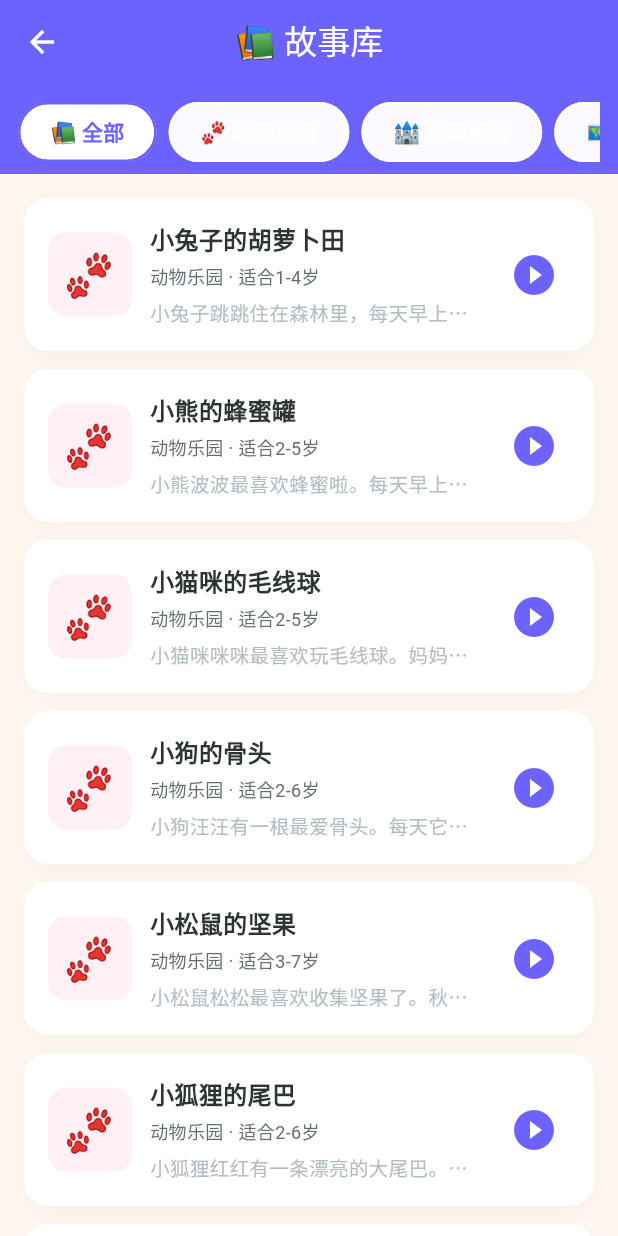
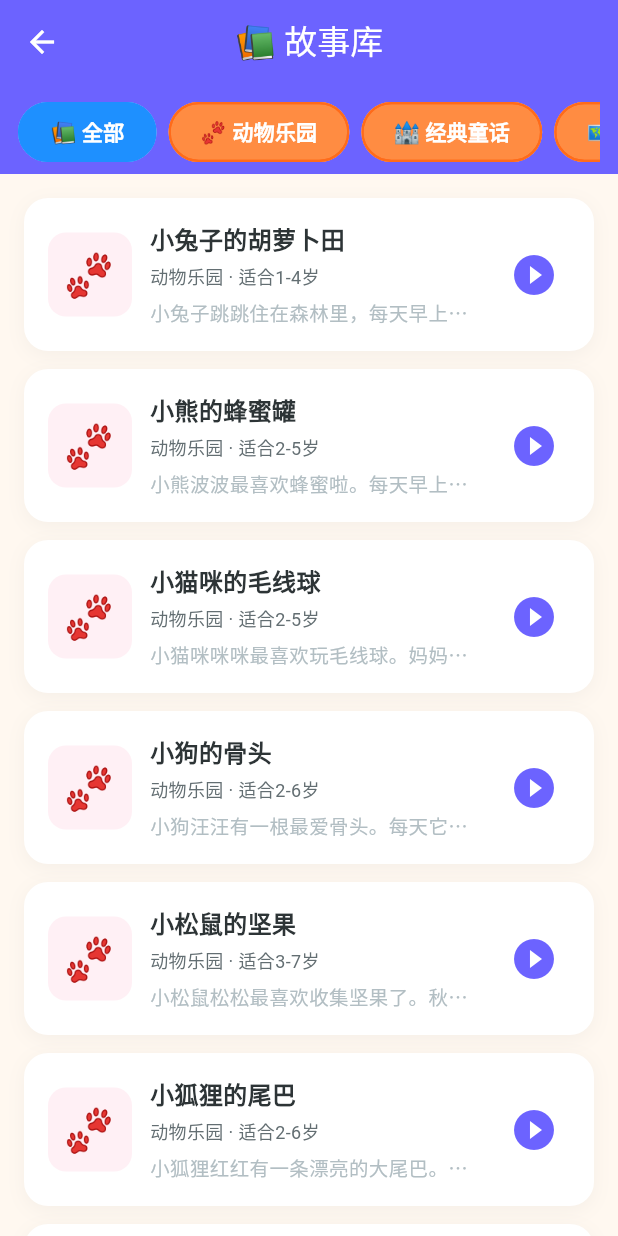
Before and after one commit to boye1026/bedtime_story_app_3, a Flutter app: the StoryLibraryPage screen opened by its route, on a phone screen of 412 x 824 dp. Run offline on Flutter 3.47's test engine with Material 3 defaults, Android fonts, the phone set to English and light mode, and no system bars; our stand-ins replace dio, flutter_tts, shared_preferences; accounts and stored records are empty; Roboto replaces fonts that are missing (Default).

Commit message:
feat: 调整会员价格为9/19/199元，支付跳转支付宝/微信页面，标签改橙色蓝色，添加芒果姐姐风格TTS注释

```diff
--- a/mobile/lib/pages/story_library_page.dart
+++ b/mobile/lib/pages/story_library_page.dart
@@ -67,15 +67,22 @@ class _StoryLibraryPageState extends State<StoryLibraryPage> {
     return Padding(
       padding: const EdgeInsets.only(right: 8),
       child: FilterChip(
-        label: Text('$icon $label'),
+        label: Text(
+          '$icon $label',
+          style: const TextStyle(
+            color: Colors.white,
+            fontSize: 14,
+            fontWeight: FontWeight.w600,
+          ),
+        ),
         selected: isSelected,
         onSelected: (_) {
           setState(() => _selectedCategory = category);
         },
-        backgroundColor: Colors.white.withOpacity(0.3),
-        selectedColor: Colors.white,
+        backgroundColor: const Color(0xFFFF8C42), // 未选中：橙色
+        selectedColor: const Color(0xFF1E90FF), // 选中：蓝色
         labelStyle: TextStyle(
-          color: isSelected ? const Color(0xFF6C63FF) : Colors.white,
+          color: Colors.white,
           fontSize: 14,
           fontWeight: FontWeight.w600,
         ),
@@ -84,7 +91,7 @@ class _StoryLibraryPageState extends State<StoryLibraryPage> {
         shape: RoundedRectangleBorder(
           borderRadius: BorderRadius.circular(20),
           side: BorderSide(
-            color: isSelected ? const Color(0xFF6C63FF) : Colors.white.withOpacity(0.5),
+            color: isSelected ? const Color(0xFF1E90FF) : const Color(0xFFFF6B1A),
             width: 1.5,
           ),
         ),
--- a/mobile/pubspec.yaml
+++ b/mobile/pubspec.yaml
@@ -14,6 +14,7 @@ dependencies:
   shared_preferences: 2.2.2
   path_provider: 2.1.1
   dio: 5.4.0
+  url_launcher: 6.2.5
 
 dev_dependencies:
   flutter_test:
```
Also changed, not shown: mobile/lib/pages/membership_page.dart (+5 -3 lines), mobile/lib/services/payment_service.dart (+68 -28 lines), mobile/lib/services/tts_service.dart (+35 -14 lines), 1 other file.
